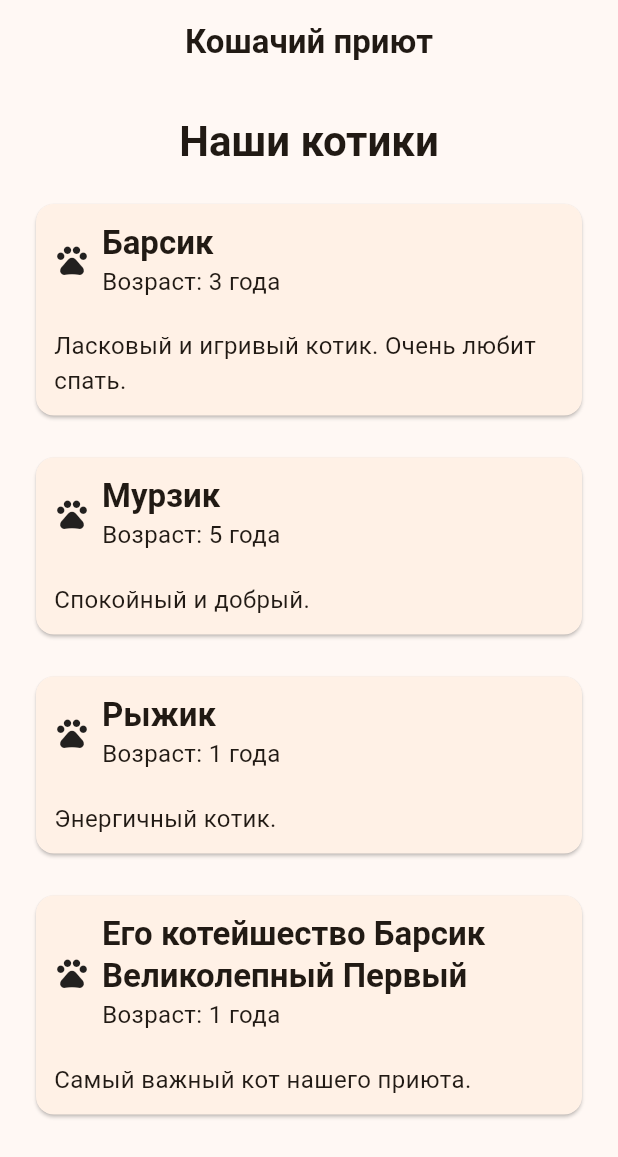
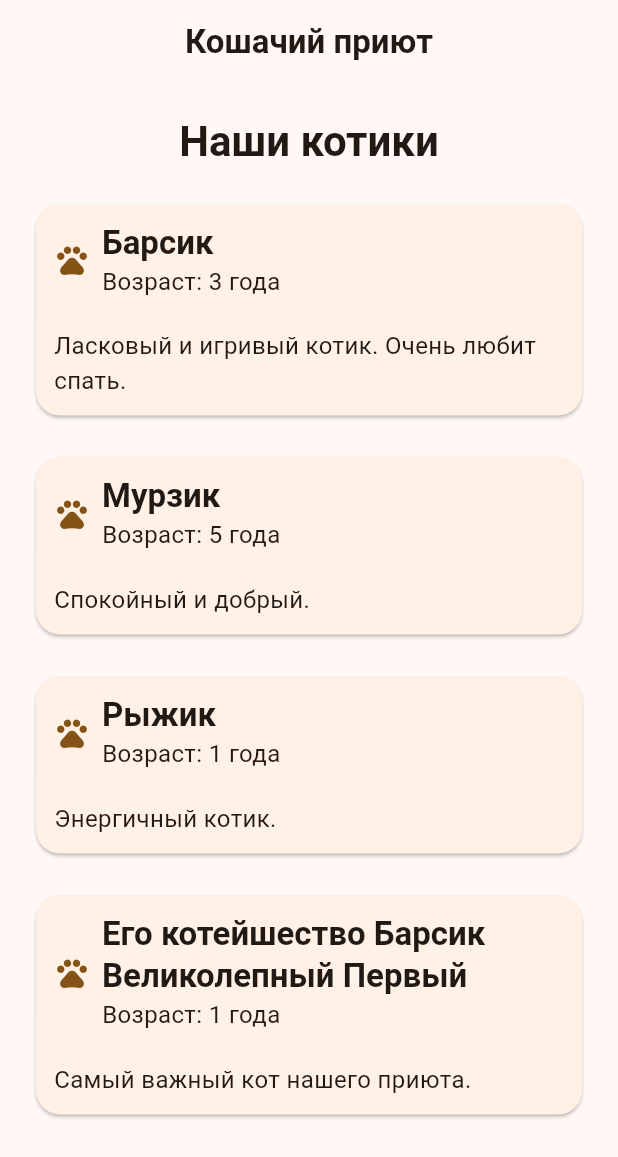
Before and after one commit to Askalitus/CatShelter, a Flutter app: the screen it shows after launch, on a phone screen of 412 x 824 dp. Shown: the top 1157 px of the screen. Run offline on Flutter 3.47's test engine with Material 3 defaults, Android fonts, the light colour scheme and no system bars.

Commit message:
Улучшение стилей карточки кота: добавление цветовой схемы и обновление стилей текста

```diff
--- a/lib/widgets/cat_card.dart
+++ b/lib/widgets/cat_card.dart
@@ -14,7 +14,13 @@ class CatCard extends StatelessWidget {
 
   @override
   Widget build(BuildContext context) {
+    final colors = Theme.of(context).colorScheme;
+
     return Card(
+      shape: RoundedRectangleBorder(
+        borderRadius: BorderRadius.all(Radius.circular(16)),
+      ),
+      color: colors.surfaceContainerLow,
       child: Padding(
         padding: const EdgeInsets.all(12),
         child: Column(
@@ -25,15 +31,20 @@ class CatCard extends StatelessWidget {
               spacing: 8,
               mainAxisAlignment: MainAxisAlignment.start,
               children: [
-                Icon(Icons.pets),
+                Icon(color: colors.primary, Icons.pets),
                 Flexible(
                   child: Column(
                     crossAxisAlignment: CrossAxisAlignment.start,
                     children: [
-                      Text(name, style: Theme.of(context).textTheme.titleLarge),
+                      Text(
+                        name,
+                        style: Theme.of(context).textTheme.titleLarge
+                            ?.copyWith(color: colors.onSurface),
+                      ),
                       Text(
                         'Возраст: $age года',
-                        style: Theme.of(context).textTheme.bodyMedium,
+                        style: Theme.of(context).textTheme.bodyMedium
+                            ?.copyWith(color: colors.onSurface),
                       ),
                     ],
                   ),
@@ -43,7 +54,8 @@ class CatCard extends StatelessWidget {
             Text(
               description,
               textAlign: TextAlign.start,
-              style: Theme.of(context).textTheme.bodyMedium,
+              style: Theme.of(context).textTheme.bodyMedium
+                  ?.copyWith(color: colors.onSurface),
             ),
           ],
         ),
```
